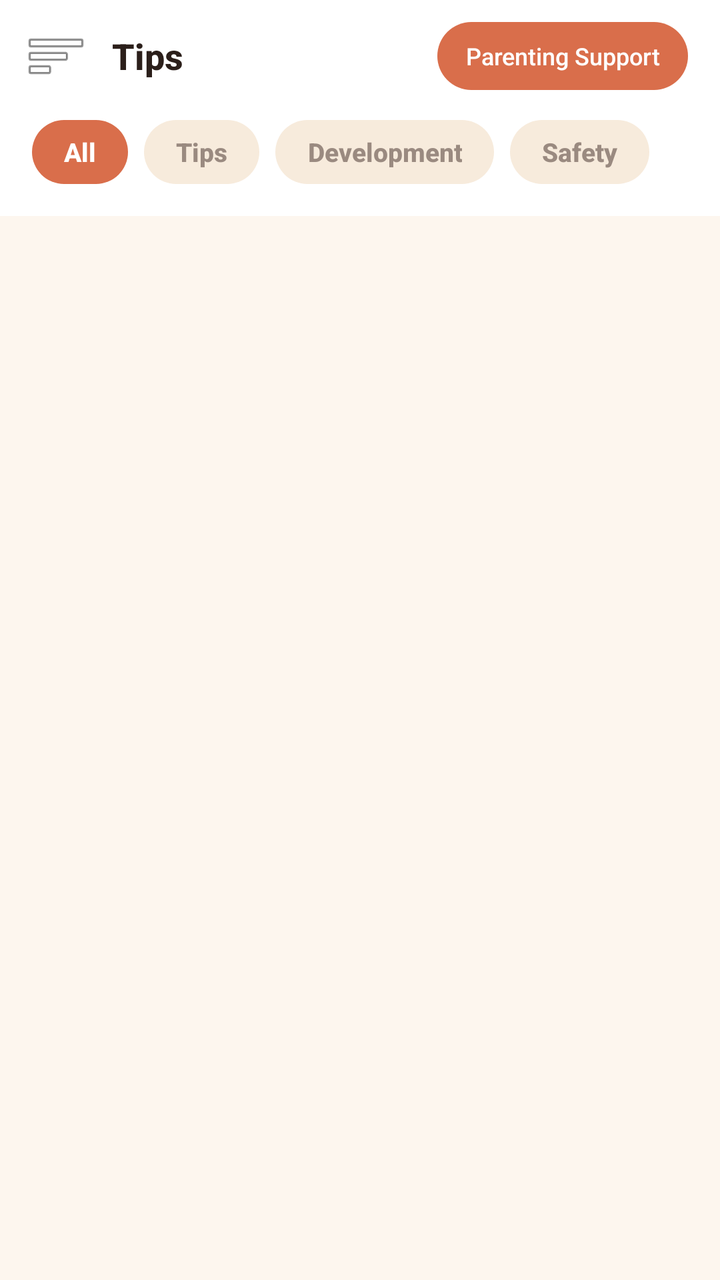
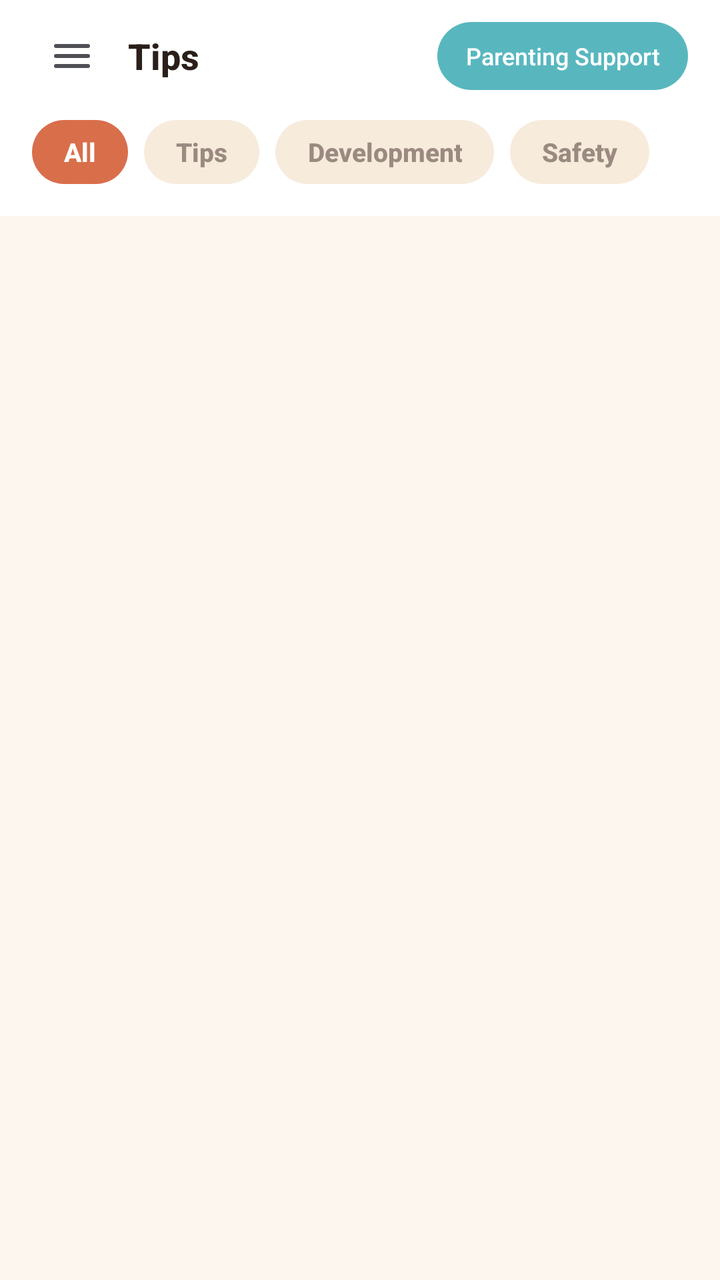

Two renders of the same Android screen: before a commit and after it. Below are the layout's source before the change and the commit's diff.
<!-- AndroidManifest.xml: application theme Theme.TalentBaby -->
<!-- res/layout/fragment_tips.xml -->
<?xml version="1.0" encoding="utf-8"?>
<androidx.coordinatorlayout.widget.CoordinatorLayout
    xmlns:android="http://schemas.android.com/apk/res/android"
    xmlns:app="http://schemas.android.com/apk/res-auto"
    android:layout_width="match_parent"
    android:layout_height="match_parent"
    android:background="@color/background">

    
    <com.google.android.material.appbar.AppBarLayout
        android:id="@+id/appBarTips"
        android:layout_width="match_parent"
        android:layout_height="wrap_content"
        android:background="@color/surface"
        app:elevation="0dp">

        <LinearLayout
            android:layout_width="match_parent"
            android:layout_height="56dp"
            android:orientation="horizontal"
            android:paddingStart="8dp"
            android:paddingEnd="16dp"
            android:gravity="center_vertical">

            <ImageButton
                android:id="@+id/btnMenuTips"
                android:layout_width="40dp"
                android:layout_height="40dp"
                android:src="@android:drawable/ic_menu_sort_by_size"
                android:background="?attr/selectableItemBackgroundBorderless"
                android:contentDescription="Menu"
                android:padding="6dp" />

            <TextView
                android:layout_width="0dp"
                android:layout_height="wrap_content"
                android:layout_weight="1"
                android:text="@string/nav_tips"
                android:textSize="18sp"
                android:textStyle="bold"
                android:textColor="@color/text_primary"
                android:layout_marginStart="8dp" />

            <TextView
                android:id="@+id/btnParentingSupportTips"
                android:layout_width="wrap_content"
                android:layout_height="34dp"
                android:text="@string/parenting_support"
                android:textSize="12sp"
                android:textColor="@color/white"
                android:background="@drawable/bg_teal_button"
                android:gravity="center"
                android:paddingHorizontal="14dp"
                android:clickable="true"
                android:focusable="true" />
        </LinearLayout>

        
        <HorizontalScrollView
            android:layout_width="match_parent"
            android:layout_height="wrap_content"
            android:scrollbars="none"
            android:paddingStart="16dp"
            android:paddingEnd="16dp"
            android:paddingBottom="12dp">

            <LinearLayout
                android:id="@+id/layoutTypeTabs"
                android:layout_width="wrap_content"
                android:layout_height="40dp"
                android:orientation="horizontal"
                android:gravity="center_vertical"
                android:gap="8dp">

                <TextView
                    android:id="@+id/tabAll"
                    android:layout_width="wrap_content"
                    android:layout_height="32dp"
                    android:text="@string/all_categories"
                    android:textSize="13sp"
                    android:textStyle="bold"
                    android:gravity="center"
                    android:paddingStart="16dp"
                    android:paddingEnd="16dp"
                    android:background="@drawable/bg_tab_selected"
                    android:textColor="@color/text_on_primary" />

                <TextView
                    android:id="@+id/tabTip"
                    android:layout_width="wrap_content"
                    android:layout_height="32dp"
                    android:text="@string/tips_tab_tip"
                    android:textSize="13sp"
                    android:textStyle="bold"
                    android:gravity="center"
                    android:paddingStart="16dp"
                    android:paddingEnd="16dp"
                    android:background="@drawable/bg_tab_unselected"
                    android:textColor="@color/text_secondary"
                    android:layout_marginStart="8dp" />

                <TextView
                    android:id="@+id/tabDevelopment"
                    android:layout_width="wrap_content"
                    android:layout_height="32dp"
                    android:text="@string/tips_tab_development"
                    android:textSize="13sp"
                    android:textStyle="bold"
                    android:gravity="center"
                    android:paddingStart="16dp"
                    android:paddingEnd="16dp"
                    android:background="@drawable/bg_tab_unselected"
                    android:textColor="@color/text_secondary"
                    android:layout_marginStart="8dp" />

                <TextView
                    android:id="@+id/tabSafety"
                    android:layout_width="wrap_content"
                    android:layout_height="32dp"
                    android:text="@string/tips_tab_safety"
                    android:textSize="13sp"
                    android:textStyle="bold"
                    android:gravity="center"
                    android:paddingStart="16dp"
                    android:paddingEnd="16dp"
                    android:background="@drawable/bg_tab_unselected"
                    android:textColor="@color/text_secondary"
                    android:layout_marginStart="8dp" />
            </LinearLayout>
        </HorizontalScrollView>
    </com.google.android.material.appbar.AppBarLayout>

    
    <androidx.core.widget.NestedScrollView
        android:layout_width="match_parent"
        android:layout_height="match_parent"
        app:layout_behavior="@string/appbar_scrolling_view_behavior">

        <LinearLayout
            android:layout_width="match_parent"
            android:layout_height="wrap_content"
            android:orientation="vertical"
            android:padding="16dp">

            
            <ProgressBar
                android:id="@+id/progressBarTips"
                android:layout_width="wrap_content"
                android:layout_height="wrap_content"
                android:layout_gravity="center_horizontal"
                android:visibility="gone" />

            
            <LinearLayout
                android:id="@+id/layoutTipsList"
                android:layout_width="match_parent"
                android:layout_height="wrap_content"
                android:orientation="vertical"
                android:gap="12dp" />

            
            <LinearLayout
                android:id="@+id/layoutEmptyTips"
                android:layout_width="match_parent"
                android:layout_height="wrap_content"
                android:orientation="vertical"
                android:gravity="center"
                android:paddingTop="64dp"
                android:visibility="gone">

                <TextView
                    android:layout_width="wrap_content"
                    android:layout_height="wrap_content"
                    android:text="💡"
                    android:textSize="48sp" />

                <TextView
                    android:layout_width="wrap_content"
                    android:layout_height="wrap_content"
                    android:text="@string/no_tips_today"
                    android:textSize="16sp"
                    android:textColor="@color/text_secondary"
                    android:layout_marginTop="12dp" />
            </LinearLayout>
        </LinearLayout>
    </androidx.core.widget.NestedScrollView>

</androidx.coordinatorlayout.widget.CoordinatorLayout>
<!-- resources referenced by this layout -->
<resources>
  <color name="background">#FFFDF6EE</color>
  <color name="surface">#FFFFFFFF</color>
  <color name="text_on_primary">#FFFFFFFF</color>
  <color name="text_primary">#FF2B1F1A</color>
  <color name="text_secondary">#FF9A8A80</color>
  <color name="white">#FFFFFFFF</color>
  <!-- drawable bg_teal_button (drawable) -->
  <?xml version="1.0" encoding="utf-8"?>
  <shape xmlns:android="http://schemas.android.com/apk/res/android"
      android:shape="rectangle">
      <solid android:color="@color/primary" />
      <corners android:radius="20dp" />
  </shape>
  <string name="all_categories">All</string>
  <string name="nav_tips">Tips</string>
  <string name="tips_tab_safety">Safety</string>
  <string name="tips_tab_tip">Tips</string>
  <style name="Theme.TalentBaby" parent="Theme.MaterialComponents.DayNight.NoActionBar">
          
          <item name="colorPrimary">@color/primary</item>
          <item name="colorPrimaryVariant">@color/primary_dark</item>
          <item name="colorOnPrimary">@color/white</item>
          
          <item name="colorSecondary">@color/secondary</item>
          <item name="colorSecondaryVariant">@color/secondary_dark</item>
          <item name="colorOnSecondary">@color/white</item>
          
          <item name="colorSurface">@color/surface</item>
          <item name="colorOnSurface">@color/text_primary</item>
          <item name="android:colorBackground">@color/background</item>
          <item name="android:windowBackground">@color/background</item>
          
          <item name="android:statusBarColor">@color/background</item>
          <item name="android:windowLightStatusBar">true</item>
          
          <item name="elevationOverlayEnabled">true</item>
          
          <item name="android:fontFamily">sans-serif-medium</item>
      </style>
  <color name="primary">#FFD96E4B</color>
  <color name="primary_dark">#FFBA5535</color>
  <color name="secondary">#FFE8B14A</color>
  <color name="secondary_dark">#FFC8911A</color>
  <!-- unchanged entries left out for length: 5 -->
</resources>

<!-- the commit's change to res/layout/fragment_tips.xml (unified diff, before → after) -->
@@ -18,7 +18,7 @@
             android:layout_width="match_parent"
             android:layout_height="56dp"
             android:orientation="horizontal"
-            android:paddingStart="8dp"
+            android:paddingStart="16dp"
             android:paddingEnd="16dp"
             android:gravity="center_vertical">
 
@@ -26,10 +26,11 @@
                 android:id="@+id/btnMenuTips"
                 android:layout_width="40dp"
                 android:layout_height="40dp"
-                android:src="@android:drawable/ic_menu_sort_by_size"
+                android:src="@drawable/ic_menu_hamburger"
                 android:background="?attr/selectableItemBackgroundBorderless"
                 android:contentDescription="Menu"
-                android:padding="6dp" />
+                android:padding="6dp"
+                android:tint="@color/home_text_dark" />
 
             <TextView
                 android:layout_width="0dp"
@@ -69,8 +70,7 @@
                 android:layout_width="wrap_content"
                 android:layout_height="40dp"
                 android:orientation="horizontal"
-                android:gravity="center_vertical"
-                android:gap="8dp">
+                android:gravity="center_vertical">
 
                 <TextView
                     android:id="@+id/tabAll"
@@ -155,8 +155,7 @@
                 android:id="@+id/layoutTipsList"
                 android:layout_width="match_parent"
                 android:layout_height="wrap_content"
-                android:orientation="vertical"
-                android:gap="12dp" />
+                android:orientation="vertical" />
 
             
             <LinearLayout
<!-- resource entries referenced after the edit -->
@@ -1,6 +1,7 @@
 <!-- resources referenced by this layout -->
 <resources>
   <color name="background">#FFFDF6EE</color>
+  <color name="home_text_dark">#FF4F4F56</color>
   <color name="surface">#FFFFFFFF</color>
   <color name="text_on_primary">#FFFFFFFF</color>
   <color name="text_primary">#FF2B1F1A</color>
@@ -10,9 +11,32 @@
   <?xml version="1.0" encoding="utf-8"?>
   <shape xmlns:android="http://schemas.android.com/apk/res/android"
       android:shape="rectangle">
-      <solid android:color="@color/primary" />
+      <solid android:color="@color/home_teal" />
       <corners android:radius="20dp" />
   </shape>
+  <!-- drawable ic_menu_hamburger (drawable) -->
+  <?xml version="1.0" encoding="utf-8"?>
+  <vector xmlns:android="http://schemas.android.com/apk/res/android"
+      android:width="24dp"
+      android:height="24dp"
+      android:viewportWidth="24"
+      android:viewportHeight="24">
+      <path
+          android:strokeColor="#2B1F1A"
+          android:strokeWidth="2"
+          android:strokeLineCap="round"
+          android:pathData="M4,7 L20,7" />
+      <path
+          android:strokeColor="#2B1F1A"
+          android:strokeWidth="2"
+          android:strokeLineCap="round"
+          android:pathData="M4,12 L20,12" />
+      <path
+          android:strokeColor="#2B1F1A"
+          android:strokeWidth="2"
+          android:strokeLineCap="round"
+          android:pathData="M4,17 L20,17" />
+  </vector>
   <string name="all_categories">All</string>
   <string name="nav_tips">Tips</string>
   <string name="tips_tab_safety">Safety</string>
@@ -31,18 +55,37 @@
           <item name="colorOnSurface">@color/text_primary</item>
           <item name="android:colorBackground">@color/background</item>
           <item name="android:windowBackground">@color/background</item>
+          <item name="android:windowAnimationStyle">@style/Animation.TalentBaby.None</item>
+          <item name="android:forceDarkAllowed">false</item>
           
-          <item name="android:statusBarColor">@color/background</item>
-          <item name="android:windowLightStatusBar">true</item>
+          <item name="android:statusBarColor">@color/app_header_start</item>
+          <item name="android:navigationBarColor">@color/white</item>
+          <item name="android:windowLightStatusBar">false</item>
           
           <item name="elevationOverlayEnabled">true</item>
           
           <item name="android:fontFamily">sans-serif-medium</item>
       </style>
   <color name="primary">#FFD96E4B</color>
+  <color name="home_teal">#FF58B7BE</color>
   <color name="primary_dark">#FFBA5535</color>
   <color name="secondary">#FFE8B14A</color>
   <color name="secondary_dark">#FFC8911A</color>
+  <style name="Animation.TalentBaby.None" parent="@android:style/Animation">
+          <item name="android:activityOpenEnterAnimation">@null</item>
+          <item name="android:activityOpenExitAnimation">@null</item>
+          <item name="android:activityCloseEnterAnimation">@null</item>
+          <item name="android:activityCloseExitAnimation">@null</item>
+          <item name="android:taskOpenEnterAnimation">@null</item>
+          <item name="android:taskOpenExitAnimation">@null</item>
+          <item name="android:taskCloseEnterAnimation">@null</item>
+          <item name="android:taskCloseExitAnimation">@null</item>
+          <item name="android:taskToFrontEnterAnimation">@null</item>
+          <item name="android:taskToFrontExitAnimation">@null</item>
+          <item name="android:taskToBackEnterAnimation">@null</item>
+          <item name="android:taskToBackExitAnimation">@null</item>
+      </style>
+  <color name="app_header_start">#FFC8EEF4</color>
   <!-- unchanged entries left out for length: 5 -->
 </resources>
 
